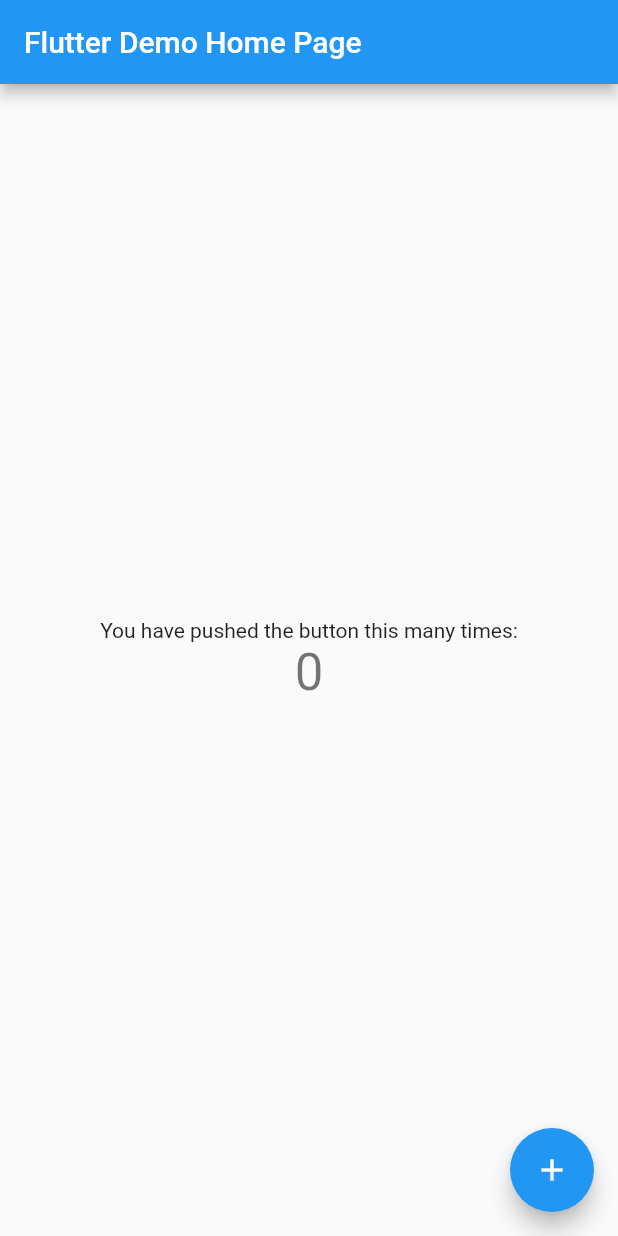
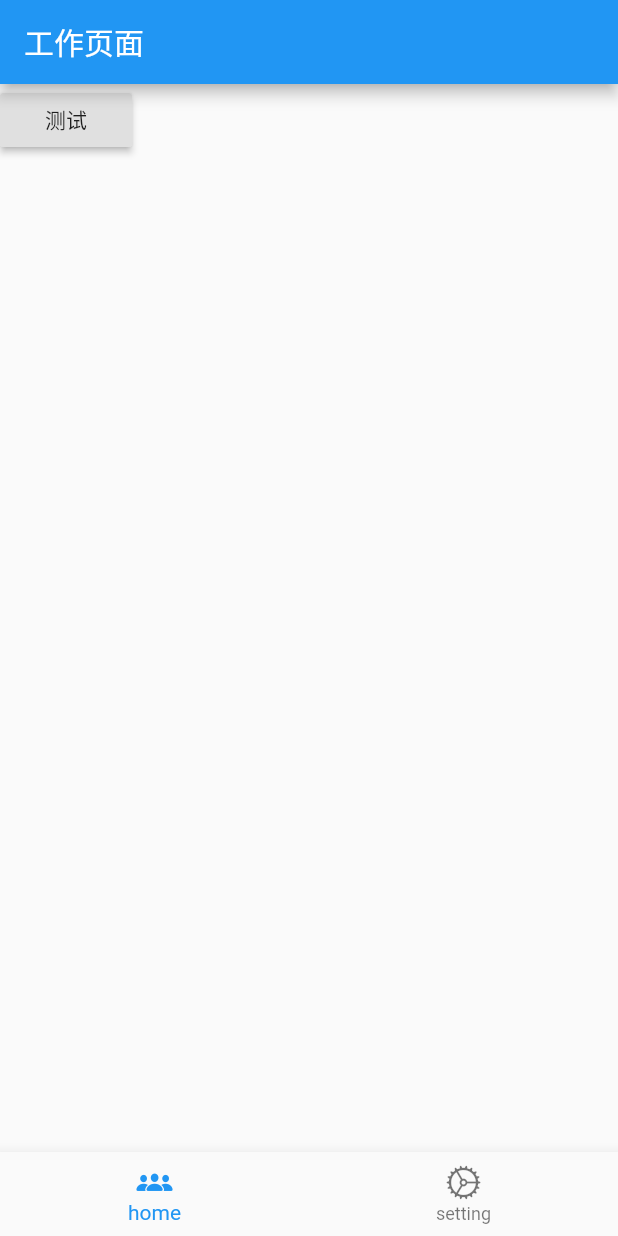
Before and after one commit to cx479686929/bluBag, a Flutter app: the screen it shows after launch, on a phone screen of 412 x 824 dp. Run offline on Flutter 3.47's test engine with Material 2 defaults, Android fonts, the phone set to English and light mode, and no system bars; our stand-ins replace device_info, dio, shared_preferences.

Commit message:
项目构建及部分接口编写

```diff
--- a/blu_bag_app/blu_bag_app/lib/main.dart
+++ b/blu_bag_app/blu_bag_app/lib/main.dart
@@ -1,4 +1,8 @@
+import 'package:blu_bag_app/page/indexPage.dart';
+import 'package:blu_bag_app/tools/deviceInfoHelper.dart';
 import 'package:flutter/material.dart';
+
+import 'tools/sharedPreferencesHelper.dart';
 
 void main() => runApp(MyApp());
 
@@ -6,21 +10,14 @@ class MyApp extends StatelessWidget {
   // This widget is the root of your application.
   @override
   Widget build(BuildContext context) {
+    getAndroidId().then((data){setSvrCode(data);});
     return MaterialApp(
       title: 'Flutter Demo',
       theme: ThemeData(
-        // This is the theme of your application.
-        //
-        // Try running your application with "flutter run". You'll see the
-        // application has a blue toolbar. Then, without quitting the app, try
-        // changing the primarySwatch below to Colors.green and then invoke
-        // "hot reload" (press "r" in the console where you ran "flutter run",
-        // or simply save your changes to "hot reload" in a Flutter IDE).
-        // Notice that the counter didn't reset back to zero; the application
-        // is not restarted.
+
         primarySwatch: Colors.blue,
       ),
-      home: MyHomePage(title: 'Flutter Demo Home Page'),
+      home: IndexPage(),
     );
   }
 }
--- /dev/null
+++ b/blu_bag_app/blu_bag_app/lib/page/homePage.dart
@@ -0,0 +1,29 @@
+import 'package:blu_bag_app/server/service_helper.dart';
+import 'package:blu_bag_app/tools/deviceInfoHelper.dart';
+import 'package:blu_bag_app/tools/sharedPreferencesHelper.dart';
+import 'package:flutter/material.dart';
+
+class homePage extends StatefulWidget {
+  @override
+  _homePageState createState() => _homePageState();
+}
+
+class _homePageState extends State<homePage> {
+  @override
+  Widget build(BuildContext context) {
+    return Scaffold(
+      appBar:AppBar(
+        title: Text("工作页面"),
+      ) ,
+      body: RaisedButton(onPressed:(){
+
+        print("hello");
+        //getRooms().then((data){print(data);});
+       // getAndroidId().then((data){print(data);});
+       getSvrCode().then((data){print("this Svr code ="+data);});
+        },
+      child: Text("测试"),
+      ),
+    );
+  }
+}
--- /dev/null
+++ b/blu_bag_app/blu_bag_app/lib/page/indexPage.dart
@@ -0,0 +1,56 @@
+import 'package:blu_bag_app/page/homePage.dart';
+import 'package:blu_bag_app/page/settingPage.dart';
+import 'package:flutter/material.dart';
+import 'package:flutter/cupertino.dart';
+
+class IndexPage extends StatefulWidget {
+  @override
+  _IndexPageState createState() => _IndexPageState();
+}
+
+class _IndexPageState extends State<IndexPage> {
+  //底部导航栏
+  final List<BottomNavigationBarItem> bottomTabs=[
+    BottomNavigationBarItem(
+        icon: Icon(CupertinoIcons.group_solid),
+        title: Text('home')
+    ),
+    BottomNavigationBarItem(
+        icon: Icon(CupertinoIcons.settings),
+        title: Text('setting')
+    )
+
+  ];
+
+  final List tabBodies=[
+    homePage(),
+    settingPage()
+  ];
+  int currentIndex=0;
+  var currentPage;
+
+  void initState(){
+    currentPage=tabBodies[currentIndex];
+    super.initState();
+  }
+
+  @override
+  Widget build(BuildContext context) {
+    return Scaffold(
+      backgroundColor: Color.fromRGBO(244,245,245,1.0),
+      bottomNavigationBar: BottomNavigationBar(
+        type: BottomNavigationBarType.fixed,
+        currentIndex: currentIndex,
+        items: bottomTabs,
+        onTap: (index){
+          setState(() {
+            currentIndex=index;
+            currentPage=tabBodies[index];
+          });
+        },
+      ),
+      body: currentPage,
+    );
+
+  }
+}
```
Also changed, not shown: blu_bag_app/blu_bag_app/lib/config/service_url.dart (added, +9 -0 lines), blu_bag_app/blu_bag_app/lib/page/settingPage.dart (added, +74 -0 lines), blu_bag_app/blu_bag_app/lib/server/service_helper.dart (added, +71 -0 lines), blu_bag_app/blu_bag_app/lib/tools/deviceInfoHelper.dart (added, +8 -0 lines), blu_bag_app/blu_bag_app/lib/tools/sharedPreferencesHelper.dart (added, +34 -0 lines), blu_bag_app/blu_bag_app/pubspec.yaml (+6 -1 lines), blu_bag_app/blu_bag_app/pubspec.lock, 1 other file.
